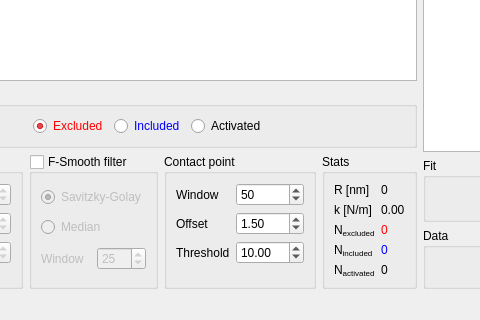
The window that nano.ui (CellMechLab/nanoindentation) describes before a commit, drawn with Qt 5; both pictures show x 389 to 869 and y 445 to 765 of the 1241 by 765 pixel window.
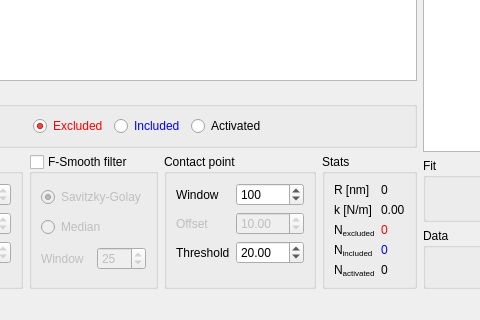
The same window after the commit. Icons and pictures are not drawn. Custom widgets are drawn as their Qt base class.

What changed in the file:
```diff
--- a/nano.ui
+++ b/nano.ui
@@ -560,12 +560,15 @@
               <number>2</number>
              </property>
              <property name="value">
-              <number>50</number>
+              <number>100</number>
              </property>
             </widget>
            </item>
            <item row="1" column="0">
             <widget class="QLabel" name="label_7">
+             <property name="enabled">
+              <bool>false</bool>
+             </property>
              <property name="text">
               <string>Offset</string>
              </property>
@@ -573,6 +576,9 @@
            </item>
            <item row="1" column="1">
             <widget class="QDoubleSpinBox" name="contact_offset">
+             <property name="enabled">
+              <bool>false</bool>
+             </property>
              <property name="minimum">
               <double>-999.990000000000009</double>
              </property>
@@ -580,7 +586,7 @@
               <double>999.990000000000009</double>
              </property>
              <property name="value">
-              <double>1.500000000000000</double>
+              <double>10.000000000000000</double>
              </property>
             </widget>
            </item>
@@ -600,7 +606,7 @@
               <double>999.990000000000009</double>
              </property>
              <property name="value">
-              <double>10.000000000000000</double>
+              <double>20.000000000000000</double>
              </property>
             </widget>
            </item>
```
Left out of the diff: 2 changed lines with no effect on the pictures.
